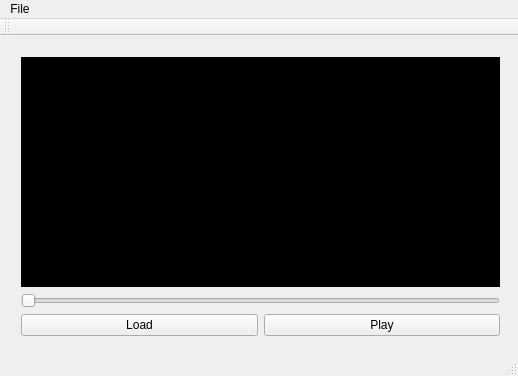
Qt form views/mainwindow.ui (Ahziel/TrafficDetector) before a commit.
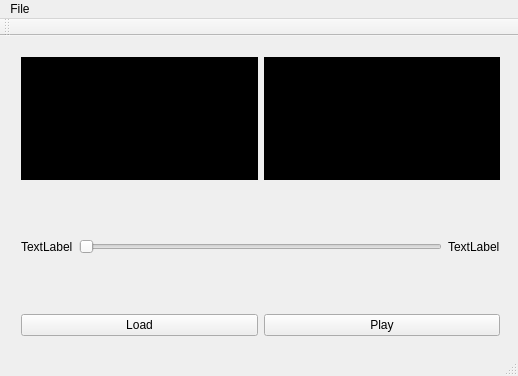
The same form after that commit.

Patch:
```diff
--- a/views/mainwindow.ui
+++ b/views/mainwindow.ui
@@ -25,8 +25,10 @@
     </property>
     <layout class="QVBoxLayout" name="verticalLayout">
      <property name="sizeConstraint">
-      <enum>QLayout::SetMaximumSize</enum>
+      <enum>QLayout::SetDefaultConstraint</enum>
      </property>
+     <item>
+      <layout class="QHBoxLayout" name="horizontalLayout_3">
      <item>
       <widget class="QLabel" name="video">
        <property name="styleSheet">
@@ -38,7 +40,26 @@
       </widget>
      </item>
      <item>
+        <widget class="QLabel" name="video_2">
+         <property name="styleSheet">
+          <string notr="true">Background-color: #000;</string>
+         </property>
+         <property name="text">
+          <string/>
+         </property>
+        </widget>
+       </item>
+      </layout>
+     </item>
+     <item>
       <layout class="QHBoxLayout" name="horizontalLayout_2">
+       <item>
+        <widget class="QLabel" name="label_2">
+         <property name="text">
+          <string>TextLabel</string>
+         </property>
+        </widget>
+       </item>
        <item>
         <widget class="QSlider" name="horizontalSlider">
          <property name="orientation">
@@ -46,6 +67,13 @@
          </property>
         </widget>
        </item>
+       <item>
+        <widget class="QLabel" name="label">
+         <property name="text">
+          <string>TextLabel</string>
+         </property>
+        </widget>
+       </item>
       </layout>
      </item>
      <item>
```
Lines whose indentation alone changed are shown as unchanged.
